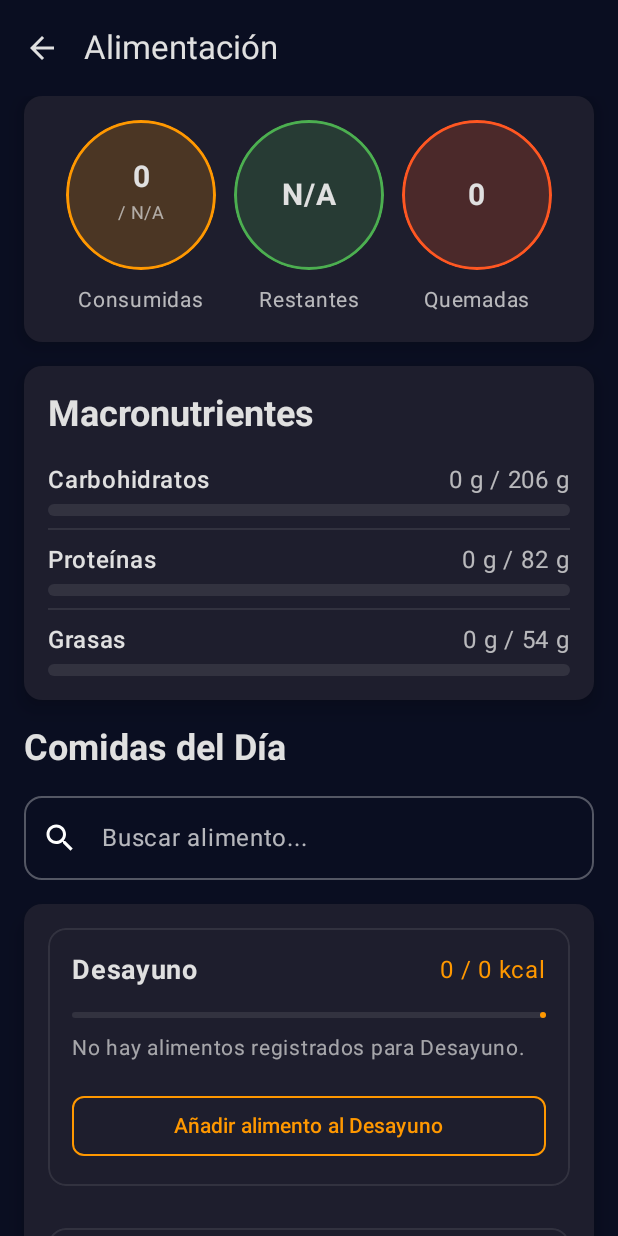
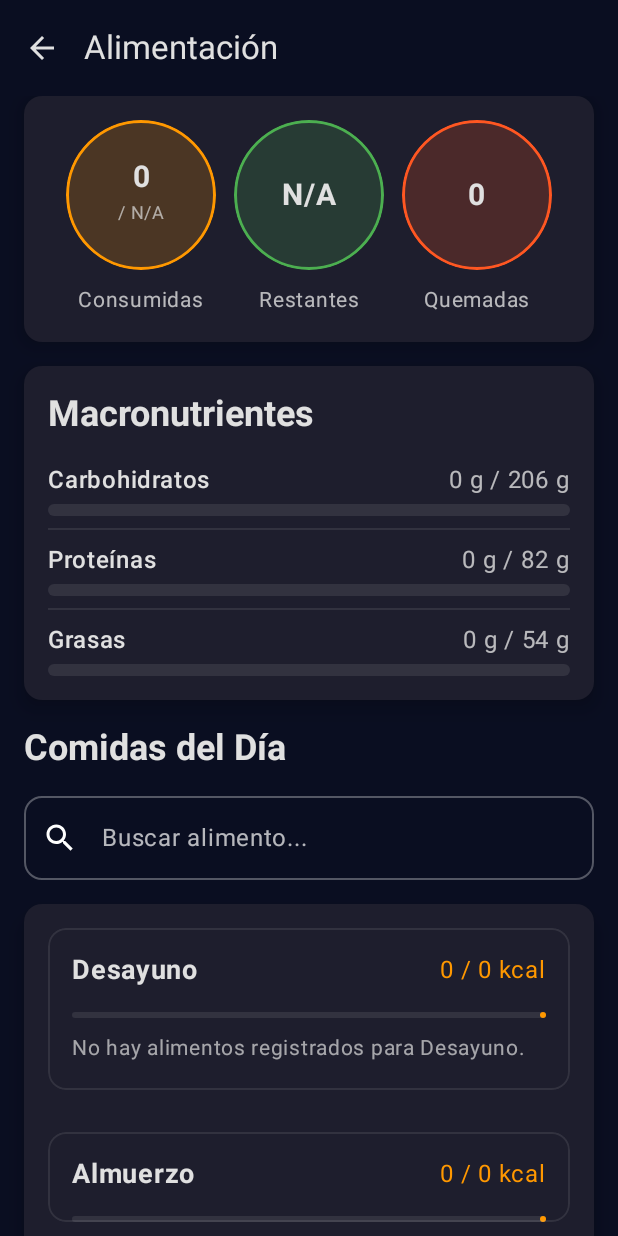
Before and after one commit to Adan059-056/FitTrack, an Android app built with Jetpack Compose: the composable FoodScreen shown on its own in the app's theme, after a tap on "Desayuno", on a phone screen of 412 x 824 dp. Run offline under Robolectric (Android 15) with nearby library versions, the light colour scheme and no system bars; our stand-ins replace Firebase (no records; nobody signed in at launch, a user with empty details on screens opened directly).

Commit message:
se quito un boton sin utilidad

```diff
--- a/app/src/main/java/com/example/proyectoe/data/datasource/notificaciones/NotificationReceiver.kt
+++ b/app/src/main/java/com/example/proyectoe/data/datasource/notificaciones/NotificationReceiver.kt
@@ -20,7 +20,7 @@ class NotificationReceiver : BroadcastReceiver() {
         val notificationManager =
             context.getSystemService(Context.NOTIFICATION_SERVICE) as NotificationManager
 
-        // Crear el canal de notificación para Android 8.0+
+        // Crea el canal de notificación
         if (Build.VERSION.SDK_INT >= Build.VERSION_CODES.O) {
             val channel = NotificationChannel(
                 CHANNEL_ID,
@@ -32,15 +32,15 @@ class NotificationReceiver : BroadcastReceiver() {
             notificationManager.createNotificationChannel(channel)
         }
 
-        // Construir la notificación
+        // Construye la notificación
         val builder = NotificationCompat.Builder(context, CHANNEL_ID)
-            .setSmallIcon(R.drawable.ic_launcher_foreground) // Asegúrate de tener un icono
+            .setSmallIcon(R.drawable.ic_launcher_foreground)
             .setContentTitle("Recordatorio de Alimentación")
             .setContentText(message)
             .setPriority(NotificationCompat.PRIORITY_DEFAULT)
             .setAutoCancel(true)
 
-        // Mostrar la notificación
+        // Muestra la notificación
         notificationManager.notify(NOTIFICATION_ID, builder.build())
     }
 }
--- a/app/src/main/java/com/example/proyectoe/ui/Food/FoodScreen.kt
+++ b/app/src/main/java/com/example/proyectoe/ui/Food/FoodScreen.kt
@@ -565,20 +565,20 @@ fun MealRow(
                 }
             }
             Spacer(modifier = Modifier.height(16.dp))
-            OutlinedButton(
-                onClick = { onAddFoodToMeal(mealName) },
-                modifier = Modifier
-                    .fillMaxWidth()
-                    .padding(horizontal = 16.dp),
-                colors = ButtonDefaults.outlinedButtonColors(
-                    contentColor = orangePrimary
-                ),
-                border = BorderStroke(1.dp, orangePrimary),
-                shape = RoundedCornerShape(8.dp)
-            ) {
-                Text("Añadir alimento al $mealName")
-            }
-            Spacer(modifier = Modifier.height(16.dp))
+//            OutlinedButton(
+//                onClick = { onAddFoodToMeal(mealName) },
+//                modifier = Modifier
+//                    .fillMaxWidth()
+//                    .padding(horizontal = 16.dp),
+//                colors = ButtonDefaults.outlinedButtonColors(
+//                    contentColor = orangePrimary
+//                ),
+//                border = BorderStroke(1.dp, orangePrimary),
+//                shape = RoundedCornerShape(8.dp)
+//            ) {
+//                Text("Añadir alimento al $mealName")
+//            }
+            //Spacer(modifier = Modifier.height(16.dp))
         }
     }
 
@@ -628,9 +628,9 @@ fun FoodItemCatalogRow(food: FoodItem, onAddClick: (FoodItem) -> Unit, onEditCli
             Icon(Icons.Default.Add, contentDescription = "Añadir a comida", tint = orangePrimary)
         }
 
-        IconButton(onClick = { onEditClick(food.id) }) {
-            Icon(Icons.Default.Search, contentDescription = "Ver detalles/Editar", tint = textColor.copy(alpha = 0.7f))
-        }
+//        IconButton(onClick = { onEditClick(food.id) }) {
+//            Icon(Icons.Default.Search, contentDescription = "Ver detalles/Editar", tint = textColor.copy(alpha = 0.7f))
+//        }
     }
 }
 
```
